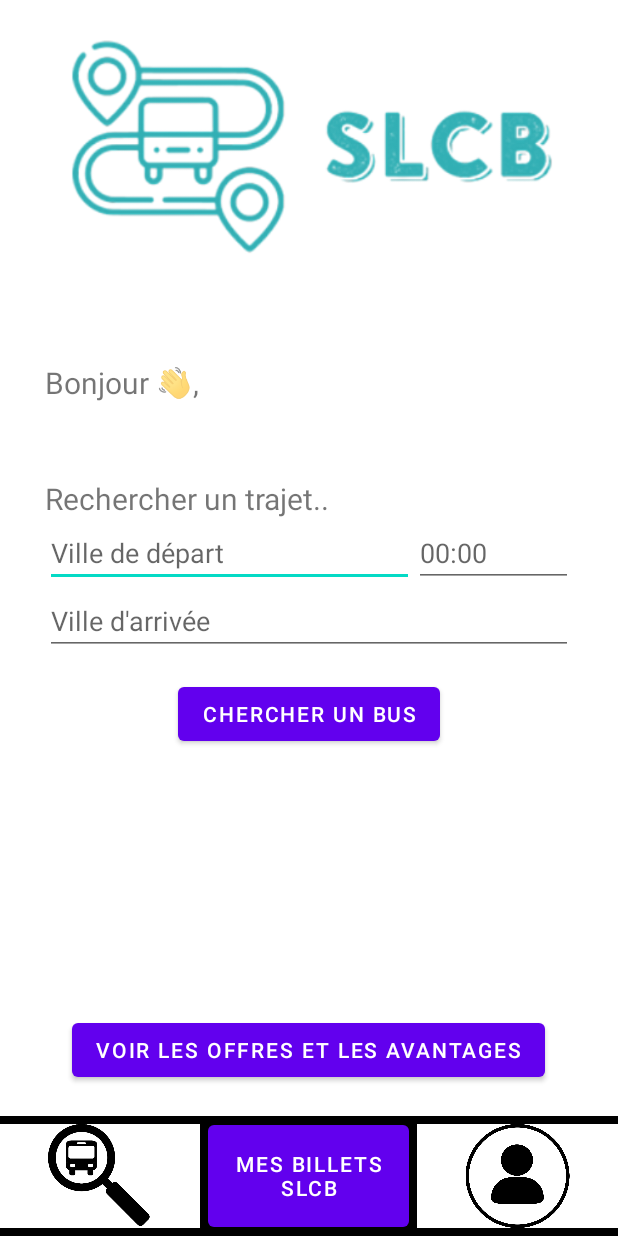
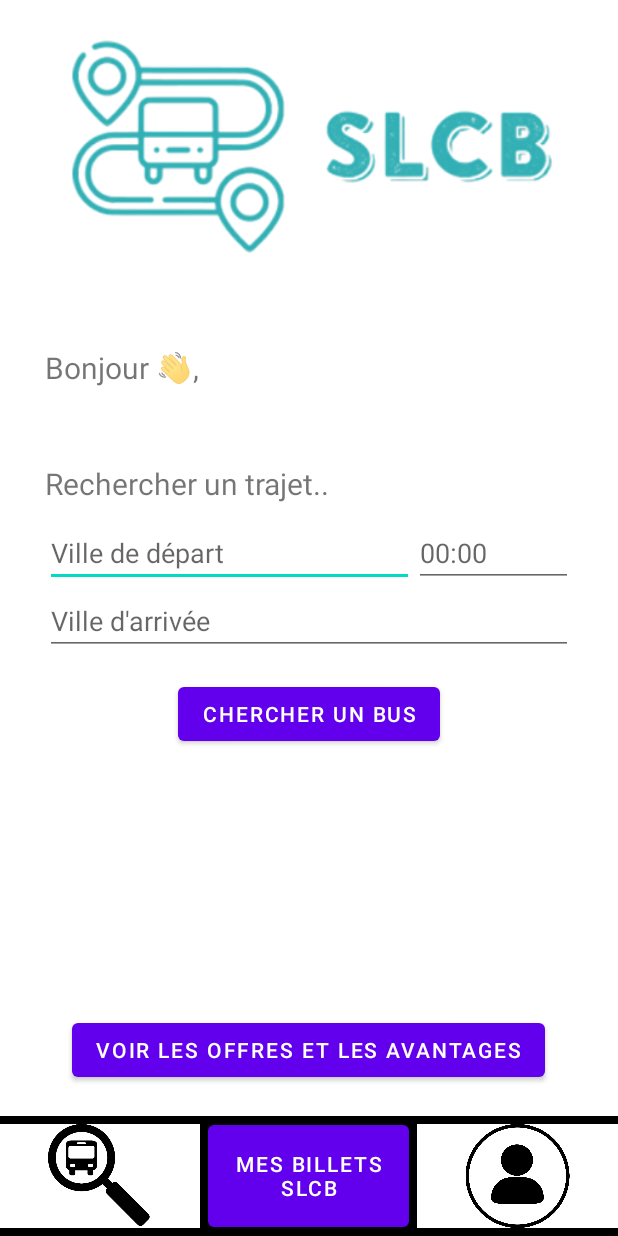
Before and after one commit to Ludovic-972/SLCB, an Android app: the screen it shows after launch (Home), on a phone screen of 412 x 824 dp. Run offline under Robolectric (Android 15) with nearby library versions, the light colour scheme and no system bars.

Commit message:
Modification de la page d'accueil 2

```diff
--- a/app/src/main/res/layout/activity_home.xml
+++ b/app/src/main/res/layout/activity_home.xml
@@ -14,7 +14,7 @@
         app:srcCompat="@drawable/logo_light"
         android:layout_alignParentTop="true"
         android:layout_centerHorizontal="true"
-        android:layout_marginBottom="50dp"
+        android:layout_marginBottom="40dp"
         android:layout_marginHorizontal="30dp"/>
 
     <TextView
@@ -35,7 +35,8 @@
         android:layout_below="@id/greetings"
         android:textSize="20sp"
         android:layout_marginHorizontal="30dp"
-        android:layout_marginTop="50dp"/>
+        android:layout_marginTop="50dp"
+        android:layout_marginBottom="10dp"/>
 
     <LinearLayout
         android:id="@+id/departureInfos"
@@ -51,6 +52,7 @@
             android:layout_width="0dp"
             android:layout_weight="0.7"
             android:layout_height="wrap_content"
+            android:inputType="textCapWords"
             android:hint="Ville de départ" />
 
         <EditText
@@ -69,6 +71,7 @@
         android:layout_width="match_parent"
         android:layout_height="wrap_content"
         android:hint="Ville d'arrivée"
+        android:inputType="textCapWords"
         android:layout_below="@id/departureInfos"
         android:layout_marginHorizontal="30dp"/>
 
```
